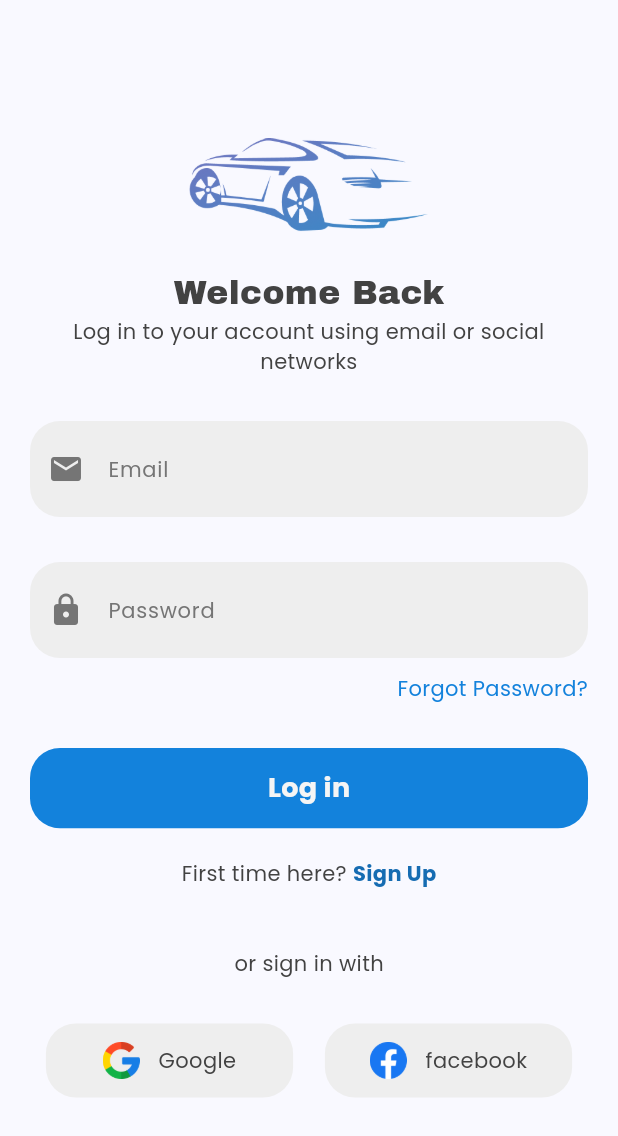
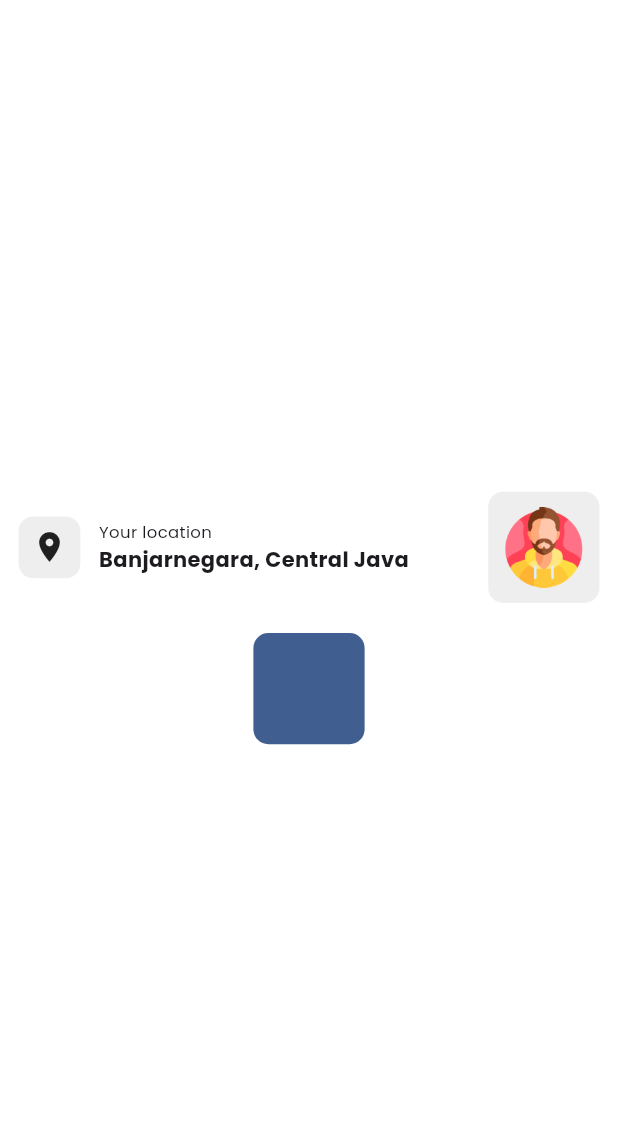
Before and after one commit to Andhikagr/askadigi-rentals, a Flutter app: the Login screen opened directly, after a tap on "Log in", on a phone screen of 412 x 824 dp. Shown: the top 1136 px of the screen. Run offline on Flutter 3.47's test engine with Material 3 defaults, Android fonts, the phone set to English and light mode, and no system bars; our stand-ins replace get, google_fonts.

Commit message:
Update folder lib

```diff
--- a/lib/help/boxtext.dart
+++ b/lib/help/boxtext.dart
@@ -1,3 +1,4 @@
+import 'package:car_rental/help/colors.dart';
 import 'package:flutter/material.dart';
 
 class BoxText extends StatelessWidget {
@@ -10,16 +11,16 @@ class BoxText extends StatelessWidget {
   Widget build(BuildContext context) {
     return TextFormField(
       enableSuggestions: false,
-      cursorColor: Colors.grey.shade600,
-      style: TextStyle(color: Colors.grey.shade600),
+      cursorColor: outlineColor(context),
+      style: TextStyle(color: outlineColor(context)),
       decoration: InputDecoration(
         contentPadding: EdgeInsets.all(20),
         floatingLabelBehavior: FloatingLabelBehavior.never,
-        prefixIcon: Icon(iconData, color: Colors.grey.shade600),
+        prefixIcon: Icon(iconData, color: outlineColor(context)),
         labelText: label,
-        labelStyle: TextStyle(fontSize: 14, color: Colors.grey.shade600),
+        labelStyle: TextStyle(fontSize: 14, color: outlineColor(context)),
         filled: true,
-        fillColor: Colors.grey.shade200,
+        fillColor: surfContainerColor(context),
         enabledBorder: OutlineInputBorder(
           borderRadius: BorderRadius.circular(20),
           borderSide: BorderSide.none,
--- a/lib/help/button_one.dart
+++ b/lib/help/button_one.dart
@@ -1,3 +1,4 @@
+import 'package:car_rental/help/colors.dart';
 import 'package:car_rental/help/help.dart';
 import 'package:flutter/material.dart';
 
@@ -6,14 +7,14 @@ Widget buttonOne(BuildContext context, String label, VoidCallback onTap) {
     borderRadius: BorderRadius.circular(20),
     color: Colors.transparent,
     child: InkWell(
-      onTap: () {},
+      onTap: onTap,
       splashColor: Colors.white.withValues(alpha: 0.3),
-      borderRadius: BorderRadius.circular(30),
+      borderRadius: BorderRadius.circular(20),
       child: Ink(
         width: double.infinity,
         height: context.deviceHeight * 0.065,
         decoration: BoxDecoration(
-          color: const Color(0xFF1382DC),
+          color: primaryColor(context),
           borderRadius: BorderRadius.circular(20),
         ),
         child: Center(
@@ -21,7 +22,7 @@ Widget buttonOne(BuildContext context, String label, VoidCallback onTap) {
             label,
             style: TextStyle(
               fontSize: 18,
-              color: Colors.grey.shade100,
+              color: onPrimaryColor(context),
               fontWeight: FontWeight.bold,
             ),
           ),
--- a/lib/help/socialbutton.dart
+++ b/lib/help/socialbutton.dart
@@ -1,3 +1,4 @@
+import 'package:car_rental/help/colors.dart';
 import 'package:car_rental/help/help.dart';
 import 'package:flutter/material.dart';
 
@@ -8,17 +9,14 @@ Widget socialButton(BuildContext context, String image, String label) {
     width: context.deviceWidth * 0.4,
     decoration: BoxDecoration(
       borderRadius: BorderRadius.circular(20),
-      color: Colors.grey.shade200,
+      color: surfContainerColor(context),
     ),
     child: Row(
       mainAxisAlignment: MainAxisAlignment.center,
       children: [
         Image.asset(image, fit: BoxFit.cover),
         SizedBox(width: context.deviceWidth * 0.03),
-        Text(
-          label,
-          style: TextStyle(fontSize: 14, color: Colors.grey.shade800),
-        ),
+        Text(label, style: TextStyle(fontSize: 14)),
       ],
     ),
   );
--- /dev/null
+++ b/lib/homepage.dart/dashboard.dart
@@ -0,0 +1,83 @@
+import 'package:car_rental/help/colors.dart';
+import 'package:car_rental/help/help.dart';
+import 'package:flutter/material.dart';
+
+class Dashboard extends StatefulWidget {
+  const Dashboard({super.key});
+
+  @override
+  State<Dashboard> createState() => _DashboardState();
+}
+
+class _DashboardState extends State<Dashboard> {
+  @override
+  Widget build(BuildContext context) {
+    return Scaffold(
+      backgroundColor: Colors.white,
+      body: Padding(
+        padding: EdgeInsets.all(context.deviceWidth * 0.03),
+        child: Column(
+          mainAxisAlignment: MainAxisAlignment.center,
+          children: [
+            Row(
+              children: [
+                Container(
+                  width: context.deviceHeight * 0.05,
+                  height: context.deviceWidth * 0.10,
+                  decoration: BoxDecoration(
+                    color: Colors.grey.shade200,
+                    borderRadius: BorderRadius.circular(10),
+                  ),
+                  child: Center(child: Icon(Icons.place)),
+                ),
+                SizedBox(width: context.deviceWidth * 0.03),
+                Expanded(
+                  child: Column(
+                    crossAxisAlignment: CrossAxisAlignment.start,
+                    children: [
+                      Text("Your location", style: TextStyle(fontSize: 11)),
+                      Text(
+                        "Banjarnegara, Central Java",
+                        style: TextStyle(
+                          fontSize: 14,
+                          fontWeight: FontWeight.bold,
+                        ),
+                      ),
+                    ],
+                  ),
+                ),
+                SizedBox(width: 20),
+                Container(
+                  padding: EdgeInsets.all(context.deviceWidth * 0.02),
+                  width: context.deviceHeight * 0.09,
+                  height: context.deviceWidth * 0.18,
+                  decoration: BoxDecoration(
+                    color: Colors.grey.shade200,
+                    borderRadius: BorderRadius.circular(10),
+                  ),
+                  child: Center(
+                    child: Image.asset(
+                      'assets/image/man.png',
+                      width: context.deviceWidth * 0.13,
+                    ),
+                  ),
+                ),
+              ],
+            ),
+            SizedBox(height: 20),
+            Container(
+              padding: EdgeInsets.all(context.deviceWidth * 0.02),
+              width: context.deviceHeight * 0.09,
+              height: context.deviceWidth * 0.18,
+              decoration: BoxDecoration(
+                color: primaryColor(context),
+                borderRadius: BorderRadius.circular(10),
+              ),
+              child: Column(),
+            ),
+          ],
+        ),
+      ),
+    );
+  }
+}
--- a/lib/main.dart
+++ b/lib/main.dart
@@ -1,4 +1,4 @@
-import 'package:car_rental/splash.dart';
+import 'package:car_rental/onboarding/splash.dart';
 import 'package:flutter/material.dart';
 import 'package:get/get.dart';
 import 'package:google_fonts/google_fonts.dart';
@@ -18,7 +18,7 @@ class MyApp extends StatelessWidget {
       home: Splash(),
       theme: ThemeData(
         useMaterial3: true,
-        colorScheme: ColorScheme.fromSeed(seedColor: Colors.blueAccent),
+        colorScheme: ColorScheme.fromSeed(seedColor: const Color(0xFF719BE2)),
         textTheme: GoogleFonts.poppinsTextTheme(),
       ),
     );
--- a/lib/screen/forgot_password.dart
+++ b/lib/screen/forgot_password.dart
@@ -1,5 +1,6 @@
 import 'package:car_rental/help/boxtext.dart';
 import 'package:car_rental/help/button_one.dart';
+import 'package:car_rental/screen/login.dart';
 import 'package:flutter/material.dart';
 import 'package:get/get.dart';
 import 'package:google_fonts/google_fonts.dart';
@@ -19,7 +20,12 @@ class _ForgotPasswordState extends State<ForgotPassword> {
         automaticallyImplyLeading: false,
         leading: IconButton(
           onPressed: () {
-            Get.back();
+            FocusScope.of(context).unfocus();
+            Get.off(
+              () => Login(),
+              transition: Transition.native,
+              duration: Duration(milliseconds: 500),
+            );
           },
           icon: Icon(Icons.arrow_back_ios),
         ),
@@ -33,7 +39,7 @@ class _ForgotPasswordState extends State<ForgotPassword> {
               child: Column(
                 children: [
                   Text(
-                    "Create New Account",
+                    "Forgot Password",
                     style: GoogleFonts.archivoBlack(
                       fontSize: 22,
 
@@ -43,7 +49,7 @@ class _ForgotPasswordState extends State<ForgotPassword> {
                   SizedBox(height: 10),
                   Text(
                     textAlign: TextAlign.center,
-                    "Set up your username and password.\nYou can always change it later.",
+                    "Please enter your email address. So we'll send you link to get back into your account",
                     style: TextStyle(fontSize: 14, color: Colors.grey.shade800),
                   ),
                   SizedBox(height: 30),
--- a/lib/screen/login.dart
+++ b/lib/screen/login.dart
@@ -1,9 +1,11 @@
-import 'package:car_rental/forgot_password.dart';
+import 'package:car_rental/help/colors.dart';
+import 'package:car_rental/homepage.dart/dashboard.dart';
+import 'package:car_rental/screen/forgot_password.dart';
 import 'package:car_rental/help/boxtext.dart';
 import 'package:car_rental/help/button_one.dart';
 import 'package:car_rental/help/help.dart';
 import 'package:car_rental/help/socialbutton.dart';
-import 'package:car_rental/signup.dart';
+import 'package:car_rental/screen/signup.dart';
 import 'package:flutter/material.dart';
 import 'package:get/get.dart';
 import 'package:google_fonts/google_fonts.dart';
@@ -36,19 +38,12 @@ class _LoginState extends State<Login> {
                     SizedBox(height: 5),
                     Text(
                       "Welcome Back",
-                      style: GoogleFonts.archivoBlack(
-                        fontSize: 22,
-
-                        color: Colors.grey.shade800,
-                      ),
+                      style: GoogleFonts.archivoBlack(fontSize: 22),
                     ),
                     Text(
                       "Log in to your account using email or social networks",
                       textAlign: TextAlign.center,
-                      style: TextStyle(
-                        fontSize: 14,
-                        color: Colors.grey.shade800,
-                      ),
+                      style: TextStyle(fontSize: 14),
                     ),
                     SizedBox(height: 30),
                     BoxText(label: "Email", iconData: Icons.email),
@@ -62,34 +57,37 @@ class _LoginState extends State<Login> {
                         onTap: () => Get.to(
                           () => ForgotPassword(),
                           transition: Transition.native,
-                          duration: Duration(milliseconds: 600),
+                          duration: Duration(milliseconds: 500),
                         ),
                         child: Text(
                           "Forgot Password?",
                           style: TextStyle(
                             fontSize: 14,
-                            color: const Color(0xFF1382DC),
+                            color: primaryColor(context),
                           ),
                         ),
                       ),
                     ),
 
                     SizedBox(height: 30),
-                    buttonOne(context, "Log in", () {}),
+                    buttonOne(context, "Log in", () {
+                      Get.to(
+                        () => Dashboard(),
+                        transition: Transition.native,
+                        duration: Duration(milliseconds: 600),
+                      );
+                    }),
                     SizedBox(height: 20),
                     Row(
                       mainAxisAlignment: MainAxisAlignment.center,
                       children: [
                         Text(
                           "First time here? ",
-                          style: TextStyle(
-                            fontSize: 14,
-                            color: Colors.grey.shade800,
-                          ),
+                          style: TextStyle(fontSize: 14),
                         ),
                         GestureDetector(
-                          onTap: () {
-                            Get.to(
+                          onTap: () async {
+                            await Get.to(
                               () => Signup(),
                               transition: Transition.native,
                               duration: Duration(milliseconds: 600),
@@ -99,7 +97,7 @@ class _LoginState extends State<Login> {
                             "Sign Up",
                             style: TextStyle(
                               fontSize: 14,
-                              color: const Color(0xFF166CB2),
+                              color: primaryColor(context),
                               fontWeight: FontWeight.bold,
                             ),
                           ),
@@ -107,13 +105,7 @@ class _LoginState extends State<Login> {
                       ],
                     ),
                     SizedBox(height: 40),
-                    Text(
-                      "or sign in with",
-                      style: TextStyle(
-                        fontSize: 14,
-                        color: Colors.grey.shade800,
-                      ),
-                    ),
+                    Text("or sign in with", style: TextStyle(fontSize: 14)),
                     SizedBox(height: 30),
                     Row(
                       mainAxisAlignment: MainAxisAlignment.spaceAround,
```
Also changed, not shown: lib/help/colors.dart (added, +103 -0 lines), lib/onboarding/onboarding.dart (+8 -10 lines), lib/onboarding/splash.dart (+10 -6 lines), lib/screen/signup.dart (+12 -22 lines), assets/image/man.png (added).
